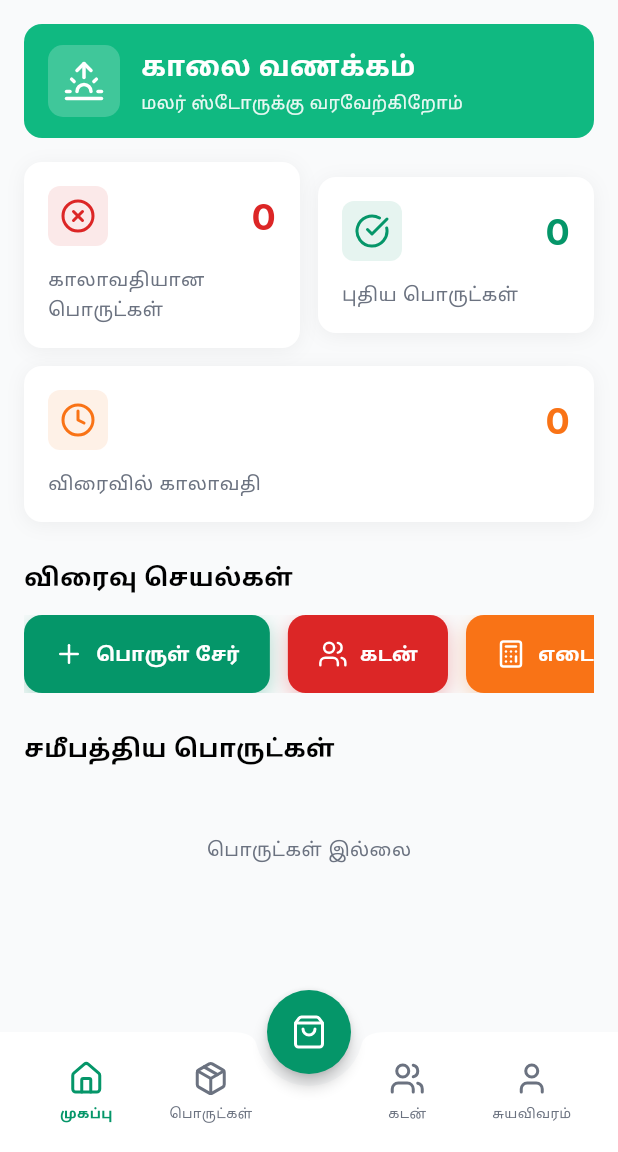
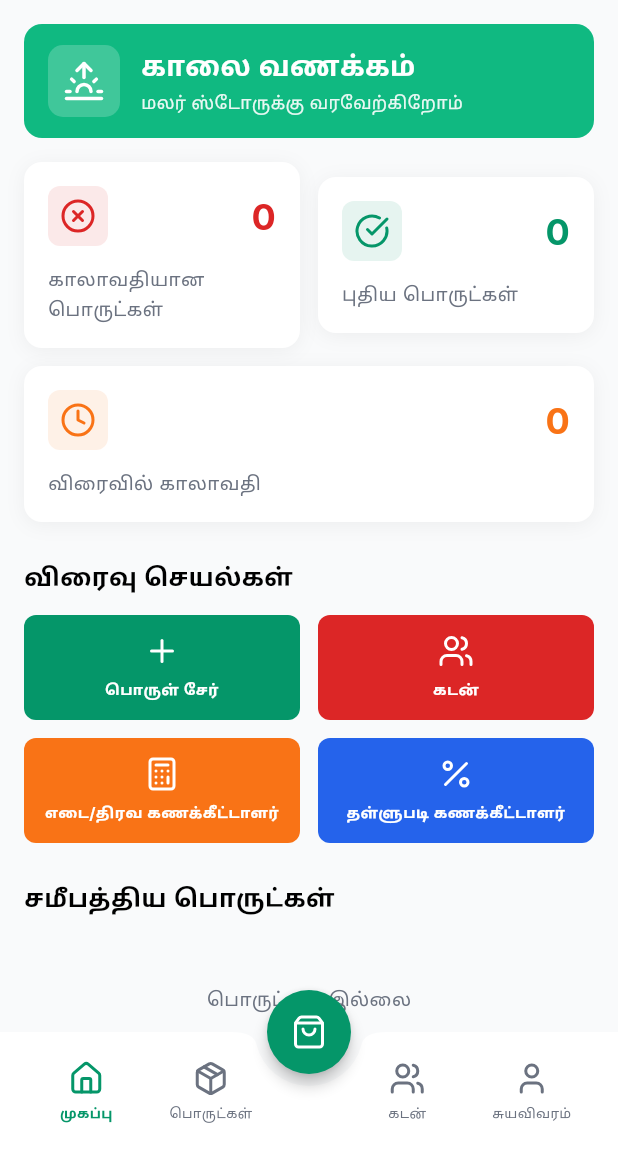
Before and after one commit to imman077/malar_store, a Flutter app: the screen it shows after launch, on a phone screen of 412 x 824 dp, the part 84-1236 px from its top. Run offline on Flutter 3.47's test engine with Material 3 defaults, Android fonts, the light colour scheme and no system bars; our stand-ins replace flutter_local_notifications, flutter_riverpod, flutter_secure_storage, google_fonts, hive_flutter, image_picker and 5 more; missing offline and left inert: mobile_scanner; accounts and stored records are empty; project files that could hold a hidden picture were left out.

Commit message:
all fixes

```diff
--- a/lib/screens/dashboard_screen.dart
+++ b/lib/screens/dashboard_screen.dart
@@ -12,8 +12,7 @@ import '../utils/constants.dart';
 import '../utils/helpers.dart';
 import '../utils/app_router.dart';
 import '../widgets/stats_card.dart';
-import '../widgets/product_card.dart';
-import '../widgets/product_card.dart';
+import '../widgets/dashboard_product_card.dart';
 import 'product_form_screen.dart';
 import '../providers/app_provider.dart';
 
@@ -158,11 +157,10 @@ class DashboardScreen extends ConsumerWidget {
               ),
             ),
             const SizedBox(height: 12),
-            SingleChildScrollView(
-              scrollDirection: Axis.horizontal,
-              child: Row(
-                children: [
-                  _buildQuickActionButton(
+            Row(
+              children: [
+                Expanded(
+                  child: _buildQuickActionButton(
                     context,
                     icon: LucideIcons.plus,
                     label: t('addProduct'),
@@ -171,8 +169,10 @@ class DashboardScreen extends ConsumerWidget {
                       AppRouter.navigateToAddProduct(context);
                     },
                   ),
-                  const SizedBox(width: 12),
-                   _buildQuickActionButton(
+                ),
+                const SizedBox(width: 12),
+                Expanded(
+                  child: _buildQuickActionButton(
                     context,
                     icon: LucideIcons.users,
                     label: t('credits'),
@@ -181,9 +181,14 @@ class DashboardScreen extends ConsumerWidget {
                       ref.read(navigationProvider.notifier).setIndex(3);
                     },
                   ),
-
-                  const SizedBox(width: 12),
-                  _buildQuickActionButton(
+                ),
+              ],
+            ),
+            const SizedBox(height: 12),
+            Row(
+              children: [
+                Expanded(
+                  child: _buildQuickActionButton(
                     context,
                     icon: LucideIcons.calculator,
                     label: t('weightLiquidCalculator'),
@@ -192,17 +197,10 @@ class DashboardScreen extends ConsumerWidget {
                       AppRouter.navigateToWeightLiquidCalculator(context);
                     },
                   ),
-                  const SizedBox(width: 12),
-                  // _buildQuickActionButton(
-                  //   context,
-                  //   icon: LucideIcons.scan,
-                  //   label: t('scan'),
-                  //   color: AppColors.orange,
-                  //   onTap: () {
-                  //     // Scan functionality
-                  //   },
-                  // ),
-                  _buildQuickActionButton(
+                ),
+                const SizedBox(width: 12),
+                Expanded(
+                  child: _buildQuickActionButton(
                     context,
                     icon: LucideIcons.percent,
                     label: t('discountCalculator'),
@@ -211,10 +209,8 @@ class DashboardScreen extends ConsumerWidget {
                       AppRouter.navigateToDiscountCalculator(context);
                     },
                   ),
-                  const SizedBox(width: 12),
-
-                ],
-              ),
+                ),
+              ],
             ),
 
             const SizedBox(height: 24),
@@ -269,14 +265,12 @@ class DashboardScreen extends ConsumerWidget {
                 ),
               )
             else
-              ...recentProducts.map((product) => ProductCard(
+              ...recentProducts.map((product) => DashboardProductCard(
                     product: product,
                     locale: locale,
-                    onEdit: () {
+                    onTap: () {
+                      // View product details
                       AppRouter.navigateToEditProduct(context, product);
-                    },
-                    onDelete: () {
-                      _showDeleteDialog(context, ref, product.id, t);
                     },
                   )),
           ],
@@ -380,30 +374,28 @@ class DashboardScreen extends ConsumerWidget {
   }) {
     return InkWell(
       onTap: onTap,
+      borderRadius: BorderRadius.circular(AppRadius.button),
       child: Container(
-        padding: const EdgeInsets.symmetric(horizontal: 20, vertical: 16),
+        padding: const EdgeInsets.symmetric(horizontal: 8, vertical: 12),
         decoration: BoxDecoration(
           color: color,
-          borderRadius: BorderRadius.circular(12),
-          boxShadow: [
-            BoxShadow(
-              color: color.withOpacity(0.3),
-              blurRadius: 10,
-              offset: const Offset(0, 4),
-            ),
-          ],
+          borderRadius: BorderRadius.circular(AppRadius.button),
         ),
-        child: Row(
+        child: Column(
+          mainAxisSize: MainAxisSize.min,
           children: [
-            Icon(icon, color: AppColors.white, size: 20),
-            const SizedBox(width: 8),
+            Icon(icon, color: AppColors.white, size: 24),
+            const SizedBox(height: 6),
             Text(
               label,
+              textAlign: TextAlign.center,
               style: const TextStyle(
                 color: AppColors.white,
                 fontWeight: FontWeight.w600,
-                fontSize: 14,
+                fontSize: 11,
               ),
+              maxLines: 2,
+              overflow: TextOverflow.ellipsis,
             ),
           ],
         ),
--- a/lib/widgets/product_card.dart
+++ b/lib/widgets/product_card.dart
@@ -10,14 +10,14 @@ import '../utils/helpers.dart';
 class ProductCard extends ConsumerWidget {
   final Product product;
   final VoidCallback onEdit;
-  final VoidCallback onDelete;
+  final VoidCallback? onDelete; // Made optional
   final String locale;
 
   const ProductCard({
     super.key,
     required this.product,
     required this.onEdit,
-    required this.onDelete,
+    this.onDelete, // Optional parameter
     required this.locale,
   });
 
@@ -171,6 +171,7 @@ class ProductCard extends ConsumerWidget {
                 padding: EdgeInsets.zero,
                 constraints: const BoxConstraints(),
               ),
+              if (onDelete != null) ...[
                 const SizedBox(height: 4),
                 IconButton(
                   icon: const Icon(LucideIcons.trash2, size: 20),
@@ -180,6 +181,7 @@ class ProductCard extends ConsumerWidget {
                   constraints: const BoxConstraints(),
                 ),
               ],
+            ],
           ),
         ],
       ),
```
Also changed, not shown: lib/screens/product_list_screen.dart (+7 -5 lines), lib/widgets/dashboard_product_card.dart (added, +160 -0 lines), 1 other file. Lines whose indentation alone changed are shown as unchanged.
